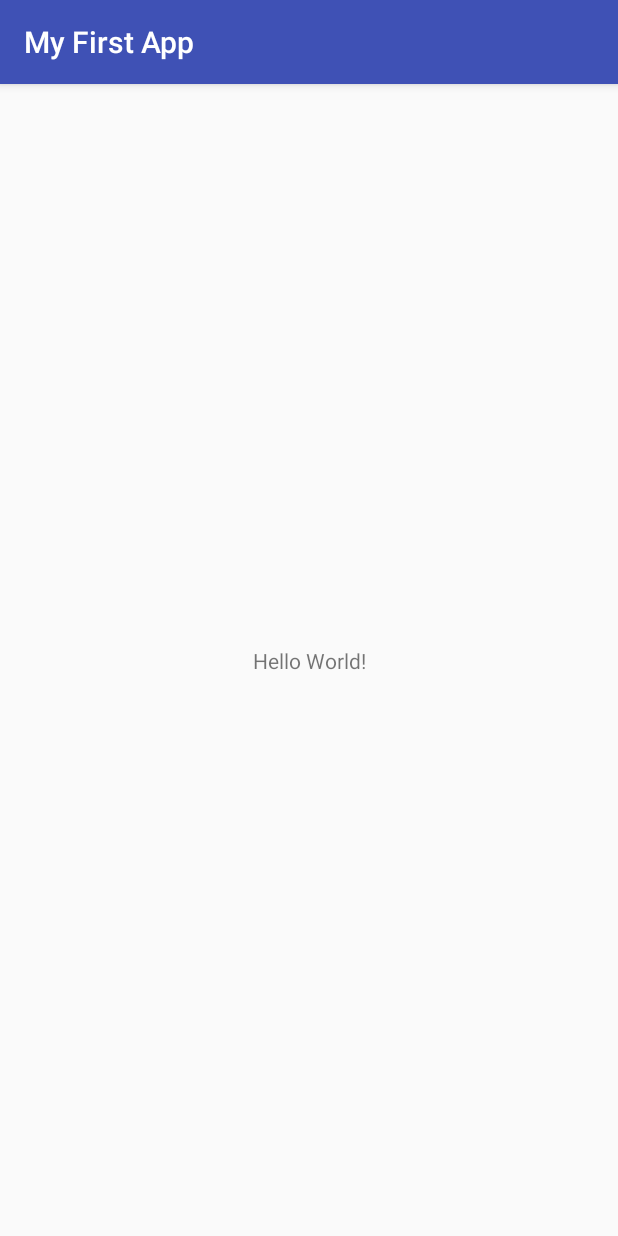
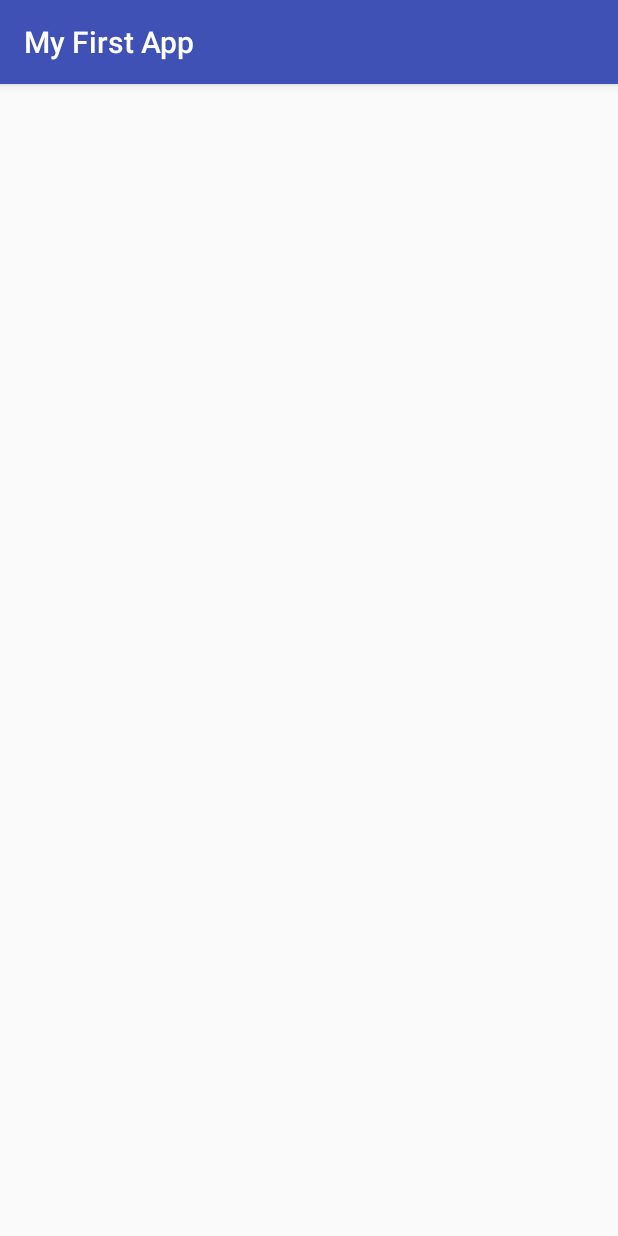
Before and after one commit to muhnurwahid/Android, an Android app: the screen it shows after launch (MainActivity), on a phone screen of 412 x 824 dp. Run offline under Robolectric (Android 15) with nearby library versions, the phone set to English and light mode, and no system bars.

Commit message:
Make Linear Layout

```diff
--- a/AndroidStudioProjects/AndroidTraining/MyFirstApp/app/src/main/res/layout/activity_main.xml
+++ b/AndroidStudioProjects/AndroidTraining/MyFirstApp/app/src/main/res/layout/activity_main.xml
@@ -1,18 +1,8 @@
 <?xml version="1.0" encoding="utf-8"?>
-<android.support.constraint.ConstraintLayout xmlns:android="http://schemas.android.com/apk/res/android"
-    xmlns:app="http://schemas.android.com/apk/res-auto"
+<LinearLayout
+    xmlns:android="http://schemas.android.com/apk/res/android"
     xmlns:tools="http://schemas.android.com/tools"
     android:layout_width="match_parent"
     android:layout_height="match_parent"
-    tools:context="com.example.MainActivity">
-
-    <TextView
-        android:layout_width="wrap_content"
-        android:layout_height="wrap_content"
-        android:text="Hello World!"
-        app:layout_constraintBottom_toBottomOf="parent"
-        app:layout_constraintLeft_toLeftOf="parent"
-        app:layout_constraintRight_toRightOf="parent"
-        app:layout_constraintTop_toTopOf="parent" />
-
-</android.support.constraint.ConstraintLayout>
+    android:orientation="horizontal">
+</LinearLayout>
```
